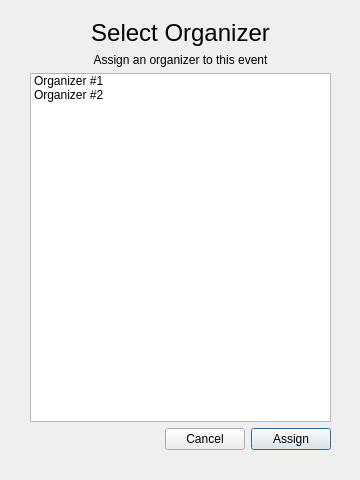
Qt form ui_design/OrganizerListWindow.ui (baklesis/MasterPlan) before a commit.
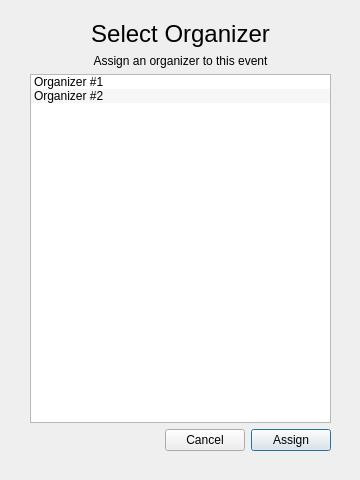
The same form after that commit.

Commit message: Added assign organizer dialog, implemented creation of temporary organizer credentials. (Plus some spacing added in some code files for clarity)

Patch:
```diff
--- a/ui_design/OrganizerListWindow.ui
+++ b/ui_design/OrganizerListWindow.ui
@@ -1,7 +1,7 @@
 <?xml version="1.0" encoding="UTF-8"?>
 <ui version="4.0">
- <class>MainWindow</class>
- <widget class="QMainWindow" name="MainWindow">
+ <class>OrganizerListWindow</class>
+ <widget class="QDialog" name="OrganizerListWindow">
   <property name="geometry">
    <rect>
     <x>0</x>
@@ -10,15 +10,20 @@
     <height>480</height>
    </rect>
   </property>
+  <property name="sizePolicy">
+   <sizepolicy hsizetype="Fixed" vsizetype="Fixed">
+    <horstretch>0</horstretch>
+    <verstretch>0</verstretch>
+   </sizepolicy>
+  </property>
   <property name="windowTitle">
    <string>MainWindow</string>
   </property>
-  <widget class="QWidget" name="centralwidget">
    <widget class="QWidget" name="verticalLayoutWidget">
     <property name="geometry">
      <rect>
       <x>30</x>
-      <y>19</y>
+     <y>20</y>
       <width>301</width>
       <height>431</height>
      </rect>
@@ -50,7 +55,28 @@
       </widget>
      </item>
      <item>
-      <widget class="QListWidget" name="listWidget">
+     <widget class="QListWidget" name="ListOrganizers">
+      <property name="alternatingRowColors">
+       <bool>true</bool>
+      </property>
+      <property name="verticalScrollMode">
+       <enum>QAbstractItemView::ScrollPerItem</enum>
+      </property>
+      <property name="layoutMode">
+       <enum>QListView::SinglePass</enum>
+      </property>
+      <property name="modelColumn">
+       <number>0</number>
+      </property>
+      <property name="uniformItemSizes">
+       <bool>false</bool>
+      </property>
+      <property name="selectionRectVisible">
+       <bool>false</bool>
+      </property>
+      <property name="sortingEnabled">
+       <bool>true</bool>
+      </property>
        <item>
         <property name="text">
          <string>Organizer #1</string>
@@ -98,7 +124,6 @@
       </layout>
      </item>
     </layout>
-   </widget>
   </widget>
  </widget>
  <resources/>
```
Left out of the diff: 12 changed lines with no effect on the pictures. Lines whose indentation alone changed are shown as unchanged. The commit also changes 10 other files.
